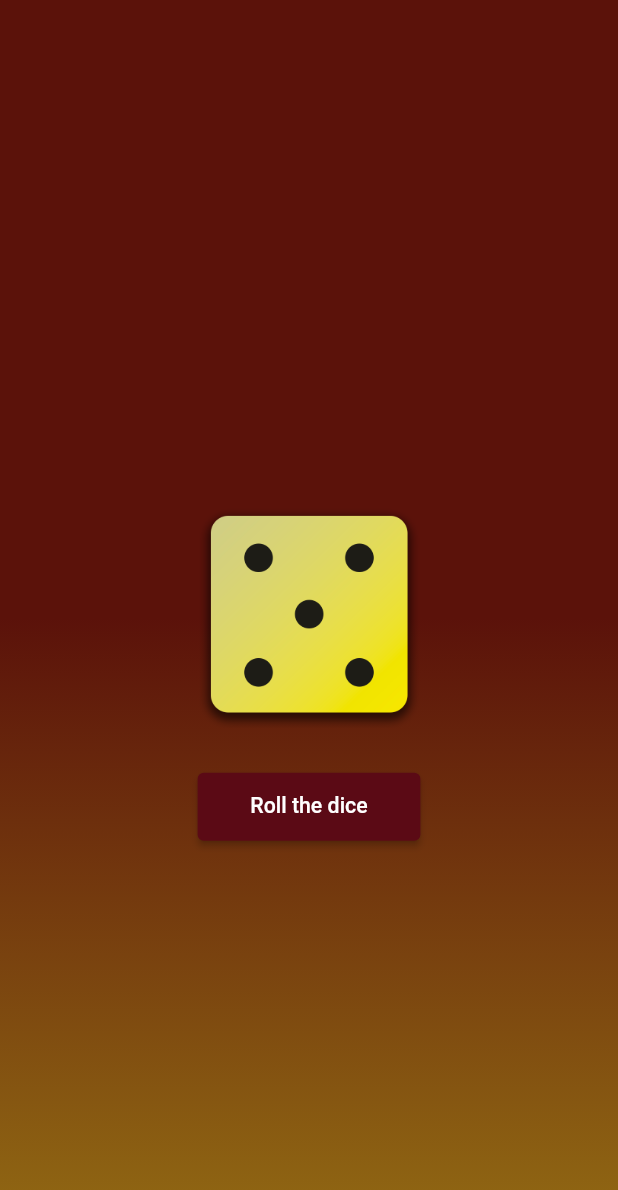
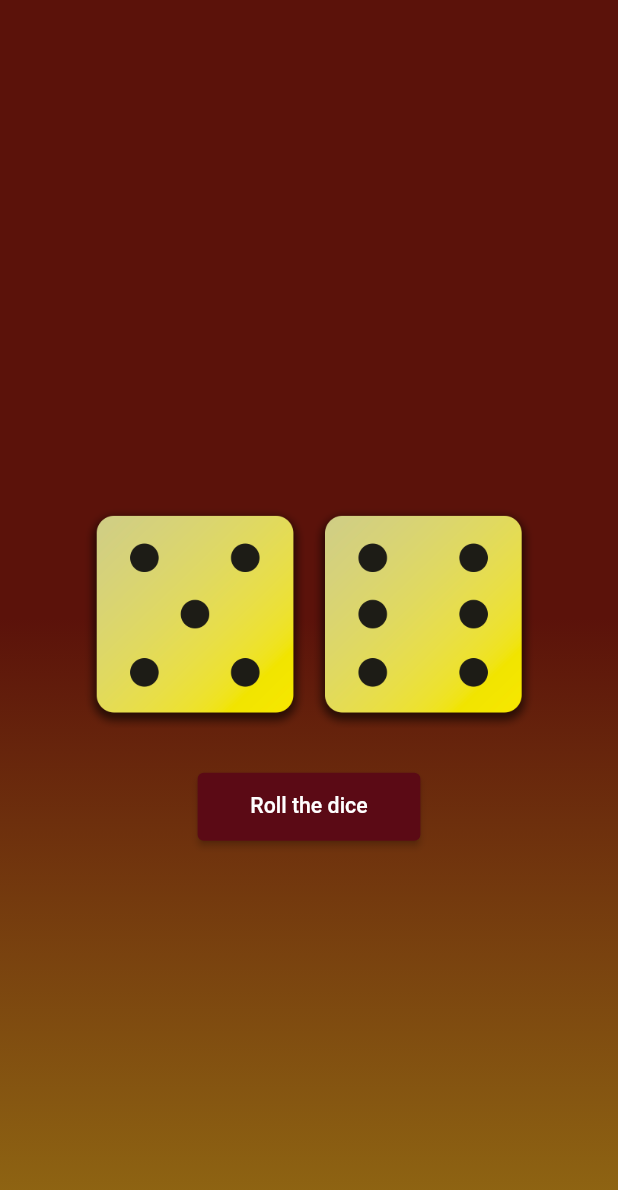
Before and after one commit to DreXuri/DiceGame, a Flutter app: the screen it shows after launch, after a tap on "Roll the dice", on a phone screen of 412 x 824 dp. Shown: the top 1190 px of the screen. Run offline on Flutter 3.47's test engine with Material 2 defaults, Android fonts, the light colour scheme and no system bars; our stand-ins replace flutter_screenutil, google_fonts, page_transition.

Commit message:
role two dice

```diff
--- a/lib/features/dice_game.dart
+++ b/lib/features/dice_game.dart
@@ -20,35 +20,43 @@ class DicePage extends StatefulWidget {
 
 class _DicePageState extends State<DicePage> {
   bool isloading = false;
-  var newDicImage = 'assets/images/dice-1.png';
+  var newDic1 = 'assets/images/dice-1.png';
+  var newDic2 = 'assets/images/dice-6.png';
 
-  void rollDice() {
-    var imgNext = rand.nextInt(6);
-
+  void rollDice() async {
+    var imgNext = rand.nextInt(6) + 1;
+    var imgPrev = rand.nextInt(6) + 1;
     setState(() {
       isloading = true;
-      imgNext = imgNext + 1;
-      newDicImage = 'assets/images/dice-$imgNext.png';
+      newDic1 = 'assets/images/dice-$imgNext.png';
+      newDic2 = 'assets/images/dice-$imgPrev.png';
       isloading = false;
     });
   }
 
   @override
   Widget build(BuildContext context) {
-    Widget preview = Padding(
+    Widget dice1 = Padding(
       padding: EdgeInsets.only(top: 70.h),
       child: Center(
         child: Image.asset(
-          newDicImage,
+          newDic1,
+          width: 150.h,
+          height: 150.h,
+        ),
+      ),
+    );
+    Widget dice2 = Padding(
+      padding: EdgeInsets.only(top: 70.h),
+      child: Center(
+        child: Image.asset(
+          newDic2,
           width: 150.h,
           height: 150.h,
         ),
       ),
     );
 
-    if (isloading) {
-      preview = CircularProgressIndicator();
-    }
     return Scaffold(
       body: Container(
         decoration: BoxDecoration(
@@ -58,7 +66,12 @@ class _DicePageState extends State<DicePage> {
           child: Column(
             mainAxisSize: MainAxisSize.min,
             children: [
-              preview,
+              isloading
+                  ? CircularProgressIndicator()
+                  : Row(
+                      mainAxisAlignment: MainAxisAlignment.center,
+                      children: [dice1, dice2],
+                    ),
               SizedBox(
                 height: 28.h,
               ),
```
